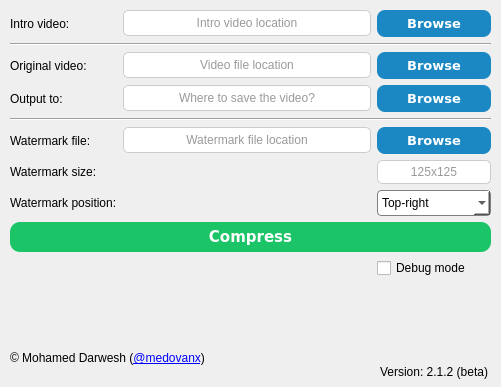
Old version of the form assets/GUI.ui in the repository medovanx/pixel-press.
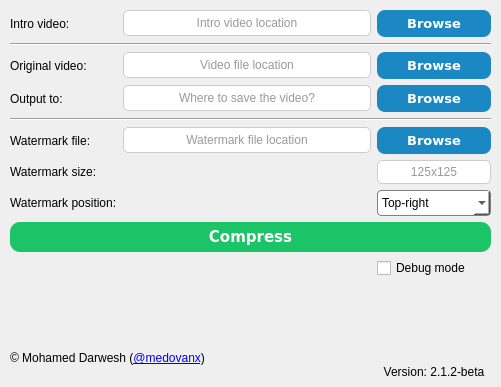
New version of the form.

Commit message: separated thread to another file, and resource path to another file, cleaned redundant function and fixed cancel compress button switching to cancel when no input is selected

The edit to the form file:
```diff
--- a/assets/GUI.ui
+++ b/assets/GUI.ui
@@ -400,7 +400,7 @@
          <string notr="true"/>
         </property>
         <property name="text">
-         <string>Version: 2.1.2 (beta)</string>
+         <string>Version: 2.1.2-beta</string>
         </property>
         <property name="alignment">
          <set>Qt::AlignCenter</set>
```
The commit also changes 1 other file.
